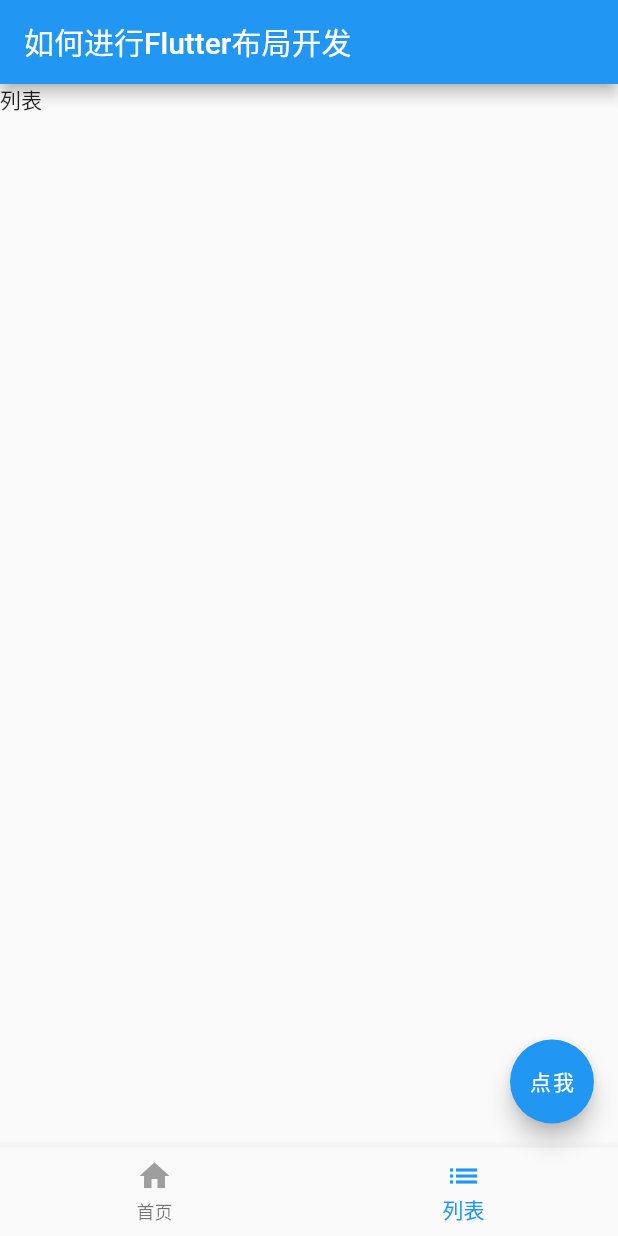
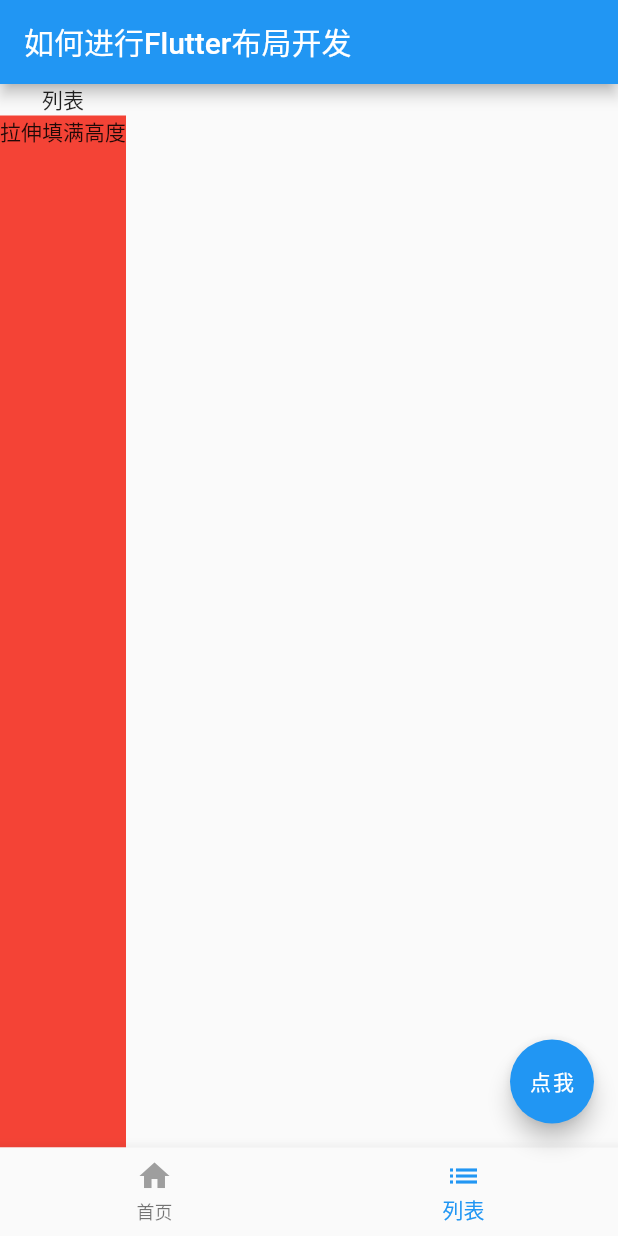
Before and after one commit to cherryhsu/Flutter-study, a Flutter app: the screen it shows after launch, item 2 of the bottom bar chosen, on a phone screen of 412 x 824 dp. Run offline on Flutter 3.47's test engine with Material 2 defaults, Android fonts, the phone set to English and light mode, and no system bars; missing offline and left inert: dart:ffi, flutter_color_plugin; network calls fail.

Commit message:
布局开发

```diff
--- a/lib/layout_page.dart
+++ b/lib/layout_page.dart
@@ -114,13 +114,64 @@ class _LayoutPage extends State<LayoutPage> {
                                     ],
                                   ),
                                 ),
+                              ),
+                              Column(
+                                children: <Widget>[
+                                  FractionallySizedBox(
+                                    widthFactor: 1,
+                                    child: Container(
+                                      decoration: BoxDecoration(
+                                          color: Colors.greenAccent),
+                                      child: Text('宽度撑满'),
+                                    ),
+                                  )
+                                ],
                               )
                             ],
                           )),
+                      Stack(
+                        //重叠
+                        children: <Widget>[
+                          Image.network(
+                            'http://www.devio.org/img/avatar.png',
+                            width: 100,
+                            height: 100,
+                          ),
+                          Positioned(
+                              left: 0,
+                              bottom: 0,
+                              child: Image.network(
+                                'http://www.devio.org/img/avatar.png',
+                                width: 36,
+                                height: 36,
+                              ))
+                        ],
+                      ),
+                      Wrap(
+                        //创建一个wrap布局，从左向右排列，会自动换行
+                        spacing: 8, //水平边距
+                        runSpacing: 10, //垂直间距
+                        children: <Widget>[
+                          _chip('Flutter'),
+                          _chip('进阶'),
+                          _chip('实战'),
+                          _chip('携程'),
+                          _chip('App')
+                        ],
+                      )
                     ],
                   ),
                   onRefresh: _handleRefresh)
-              : Text('列表')),
+              : Column(
+                  children: <Widget>[
+                    Text('列表'),
+                    Expanded(
+                        child: Container(
+                      decoration: BoxDecoration(color: Colors.red),
+                      child: Text('拉伸填满高度'),
+                    ))
+                  ],
+                )),
     );
   }
 
@@ -140,3 +191,16 @@ class _LayoutPage extends State<LayoutPage> {
     );
   }
 }
+
+_chip(String label) {
+  return Chip(
+    label: Text(label),
+    avatar: CircleAvatar(
+      backgroundColor: Colors.blue.shade900,
+      child: Text(
+        label.substring(0, 1),
+        style: TextStyle(fontSize: 10),
+      ),
+    ),
+  );
+}
```
